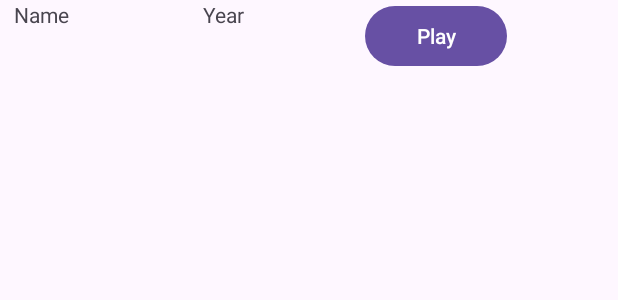
After one commit to lillicain/GroupProject, an Android app: the layout list_view_item.xml on its own in the app's theme, with its tools: preview values and no code run, on a phone screen of 412 x 824 dp. The commit adds this screen. Shown: the top 300 px of the screen. Run offline under Robolectric (Android 15) with nearby library versions, the phone set to English and light mode, and no system bars.

Commit message:
Ringtone
trying to add recycler view, missing data binding import, added xml list view item.

```diff
--- a/app/src/main/res/layout/list_item.xml
+++ /dev/null
@@ -1,6 +0,0 @@
-<?xml version="1.0" encoding="utf-8"?>
-<androidx.constraintlayout.widget.ConstraintLayout xmlns:android="http://schemas.android.com/apk/res/android"
-    android:layout_width="match_parent"
-    android:layout_height="match_parent">
-
-</androidx.constraintlayout.widget.ConstraintLayout>
--- /dev/null
+++ b/app/src/main/res/layout/list_view_item.xml
@@ -0,0 +1,48 @@
+<?xml version="1.0" encoding="utf-8"?>
+
+<layout xmlns:android="http://schemas.android.com/apk/res/android"
+    xmlns:app="http://schemas.android.com/apk/res-auto"
+    xmlns:tools="http://schemas.android.com/tools">
+
+    <data>
+        <variable
+            name="property"
+            type="com.example.groupproject.ringtone.RingtoneProperty"/>
+    </data>
+
+    <RelativeLayout
+        android:layout_width="match_parent"
+        android:layout_height="match_parent">
+
+        <TextView
+            android:id="@+id/ringtone_name"
+            android:layout_width="wrap_content"
+            android:layout_height="43dp"
+            android:paddingStart="9dp"
+            android:paddingEnd="9dp"
+            android:text="@{property.name}"
+            tools:text="Name" />
+
+        <TextView
+            android:id="@+id/ringtone_year"
+            android:layout_width="wrap_content"
+            android:layout_height="43dp"
+            android:layout_marginStart="80dp"
+            android:layout_toEndOf="@+id/ringtone_name"
+            android:text="@{property.year}"
+            tools:text="Year" />
+
+        <Button
+            android:id="@+id/button"
+            android:layout_width="wrap_content"
+            android:layout_height="wrap_content"
+            android:layout_alignParentEnd="true"
+            android:layout_marginStart="80dp"
+            android:layout_marginEnd="74dp"
+            android:layout_toEndOf="@+id/ringtone_year"
+            android:text="@{property.url}"
+            tools:text="Play"/>
+    </RelativeLayout>
+
+
+</layout>
--- a/app/src/main/res/values/strings.xml
+++ b/app/src/main/res/values/strings.xml
@@ -1,3 +1,5 @@
 <resources>
     <string name="app_name">GroupProject</string>
+    <string name="ringtone_name">TextView</string>
+    <string name="ringtone_year">year</string>
 </resources>
```
Also changed, not shown: app/src/main/java/com/example/groupproject/ringtone/AudioPlayer.kt (+36 -27 lines), app/src/main/java/com/example/groupproject/ringtone/RingtoneBindingAdapters.kt (added, +11 -0 lines), app/src/main/java/com/example/groupproject/ringtone/RingtoneData.kt (deleted, +0 -20 lines), app/src/main/java/com/example/groupproject/ringtone/RingtoneFragment.kt (+45 -0 lines), app/src/main/java/com/example/groupproject/ringtone/RingtoneListAdapter.kt (added, +47 -0 lines), app/src/main/java/com/example/groupproject/ringtone/RingtoneProperty.kt (added, +15 -0 lines), app/src/main/java/com/example/groupproject/ringtone/RingtoneViewModel.kt (+4 -4 lines), app/src/main/res/layout/fragment_ringtone.xml (+28 -3 lines).
